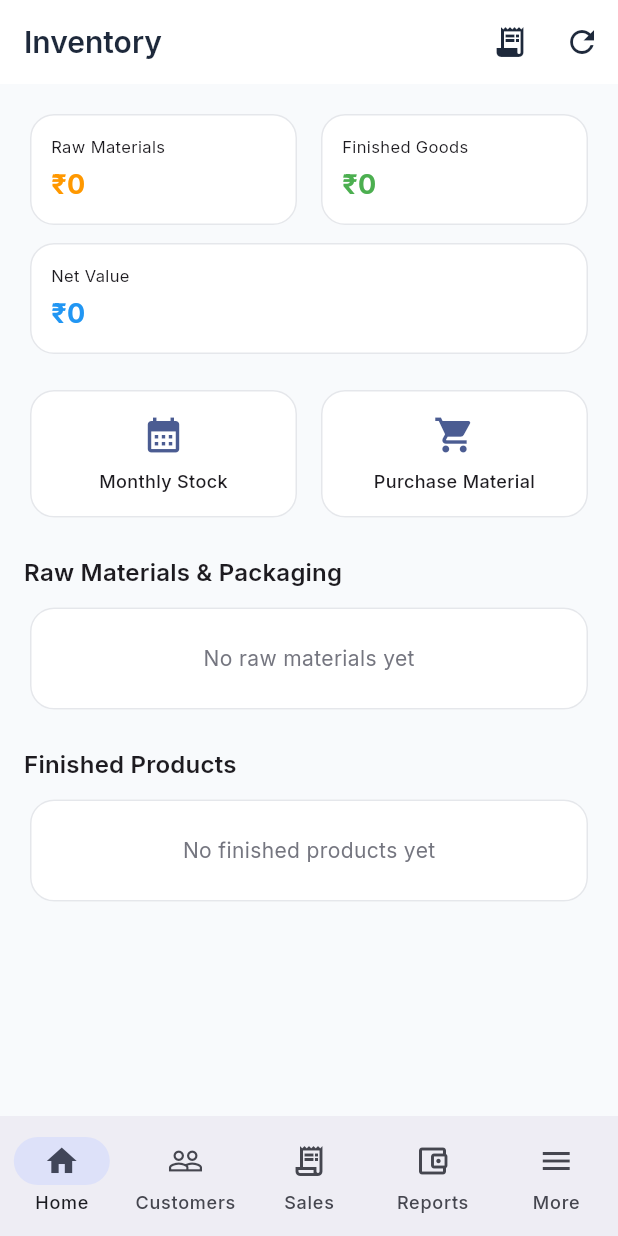
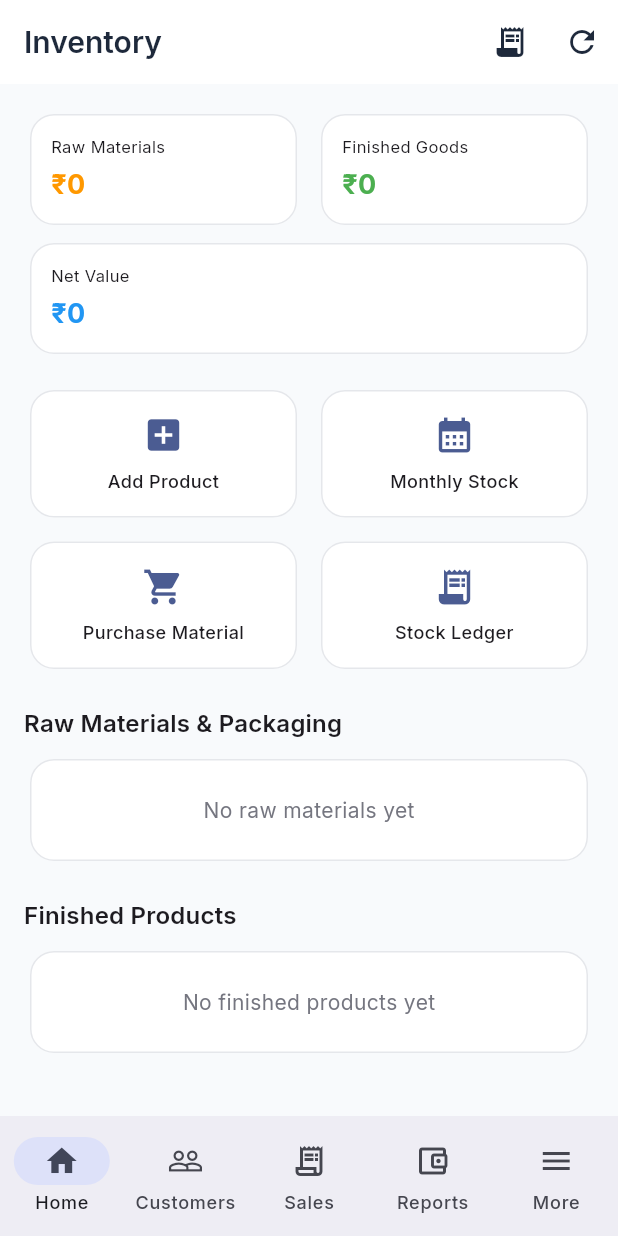
Before and after one commit to nnbabu13/wateros, a Flutter app: the InventoryDashboardScreen screen opened by its route, on a phone screen of 412 x 824 dp. Run offline on Flutter 3.47's test engine with Material 3 defaults, Android fonts, the phone set to English and light mode, and no system bars; our stand-ins replace connectivity_plus, flutter_riverpod, flutter_svg, gap, go_router, google_fonts and 5 more; accounts and stored records are empty.

Commit message:
Filter product lists: purchases show raw_material/packaging only, sales show finished_product only

```diff
--- a/lib/features/inventory/presentation/screens/inventory_dashboard_screen.dart
+++ b/lib/features/inventory/presentation/screens/inventory_dashboard_screen.dart
@@ -144,9 +144,17 @@ class _InventoryDashboardScreenState extends State<InventoryDashboardScreen> {
                   const SizedBox(height: 16),
                   Row(
                     children: [
+                      _actionTile(Icons.add_box, 'Add Product', '/products/add'),
+                      const SizedBox(width: 8),
                       _actionTile(Icons.calendar_month, 'Monthly Stock', '/inventory/monthly-stock'),
+                    ],
+                  ),
+                  const SizedBox(height: 8),
+                  Row(
+                    children: [
+                      _actionTile(Icons.shopping_cart, 'Purchase Material', '/purchases/create'),
                       const SizedBox(width: 8),
-                      _actionTile(Icons.shopping_cart, 'Purchase Material', '/purchases/create'),
+                      _actionTile(Icons.receipt_long, 'Stock Ledger', '/inventory/stock-ledger'),
                     ],
                   ),
                   const SizedBox(height: 20),
--- a/lib/features/purchases/presentation/screens/create_purchase_screen.dart
+++ b/lib/features/purchases/presentation/screens/create_purchase_screen.dart
@@ -59,16 +59,17 @@ class _CreatePurchaseScreenState extends State<CreatePurchaseScreen> {
           .order('name');
       final productsFuture = Supabase.instance.client
           .from('products')
-          .select('id, name, sku, purchase_price, selling_price, gst_rate, current_stock, unit')
+          .select('id, name, sku, purchase_price, selling_price, gst_rate, current_stock, unit, product_type')
           .eq('business_id', bizId)
           .eq('is_active', true)
           .order('name');
       final results = await Future.wait([suppliersFuture, productsFuture]);
 
       if (mounted) {
+        final allProducts = List<Map<String, dynamic>>.from(results[1]);
         setState(() {
           _suppliers = List<Map<String, dynamic>>.from(results[0]);
-          _allProducts = List<Map<String, dynamic>>.from(results[1]);
+          _allProducts = allProducts.where((p) => ['raw_material', 'packaging'].contains(p['product_type'])).toList();
         });
       }
 
--- a/lib/features/sales/presentation/screens/create_sale_screen.dart
+++ b/lib/features/sales/presentation/screens/create_sale_screen.dart
@@ -89,7 +89,7 @@ class _CreateSaleScreenState extends ConsumerState<CreateSaleScreen> {
 
       final productsFuture = Supabase.instance.client
           .from('products')
-          .select('id, name, sku, selling_price, purchase_price, gst_rate, current_stock, unit')
+          .select('id, name, sku, selling_price, purchase_price, gst_rate, current_stock, unit, product_type')
           .eq('business_id', businessId)
           .eq('is_active', true)
           .order('name');
@@ -97,9 +97,10 @@ class _CreateSaleScreenState extends ConsumerState<CreateSaleScreen> {
       final results = await Future.wait([customersFuture, productsFuture]);
 
       if (mounted) {
+        final allProducts = List<Map<String, dynamic>>.from(results[1]);
         setState(() {
           _customers = List<Map<String, dynamic>>.from(results[0]);
-          _allProducts = List<Map<String, dynamic>>.from(results[1]);
+          _allProducts = allProducts.where((p) => p['product_type'] == 'finished_product').toList();
           _filteredProducts = _allProducts;
           _isLoadingData = false;
         });
--- a/lib/features/sales/presentation/screens/edit_sale_screen.dart
+++ b/lib/features/sales/presentation/screens/edit_sale_screen.dart
@@ -114,7 +114,7 @@ class _EditSaleScreenState extends ConsumerState<EditSaleScreen> {
 
       final productsFuture = Supabase.instance.client
           .from('products')
-          .select('id, name, sku, selling_price, purchase_price, gst_rate, current_stock, unit')
+          .select('id, name, sku, selling_price, purchase_price, gst_rate, current_stock, unit, product_type')
           .eq('business_id', businessId)
           .eq('is_active', true)
           .order('name');
@@ -185,7 +185,7 @@ class _EditSaleScreenState extends ConsumerState<EditSaleScreen> {
       if (mounted) {
         setState(() {
           _customers = customersData;
-          _allProducts = productsData;
+          _allProducts = productsData.where((p) => p['product_type'] == 'finished_product').toList();
           _filteredProducts = _allProducts;
           _isLoadingData = false;
         });
```
